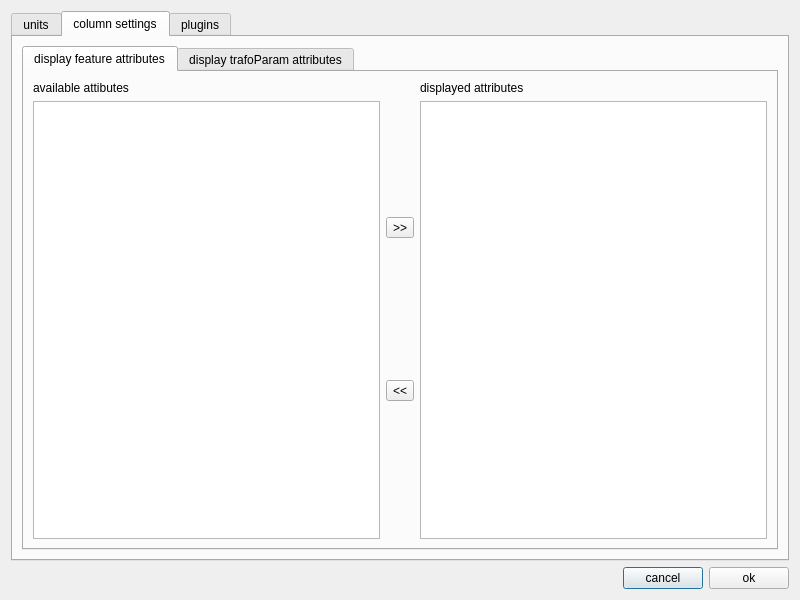
OpenIndy/OpenIndy, file ui/settingsdialog.ui: the form before one commit.
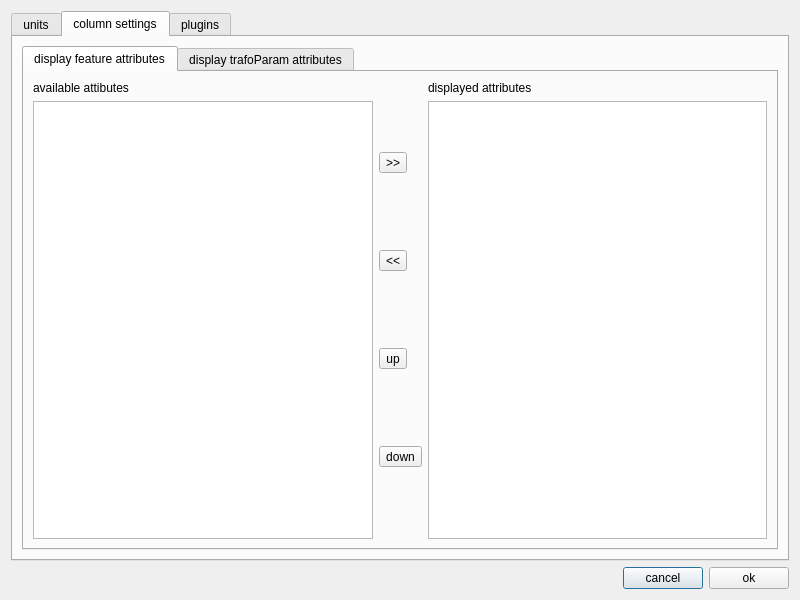
The form after the commit. The open tabs and pages were chosen to show the change. Icons and pictures are not drawn.

```diff
--- a/ui/settingsdialog.ui
+++ b/ui/settingsdialog.ui
@@ -181,6 +181,20 @@
                  </property>
                 </widget>
                </item>
+               <item>
+                <widget class="QToolButton" name="toolButton_up">
+                 <property name="text">
+                  <string>up</string>
+                 </property>
+                </widget>
+               </item>
+               <item>
+                <widget class="QToolButton" name="toolButton_down">
+                 <property name="text">
+                  <string>down</string>
+                 </property>
+                </widget>
+               </item>
               </layout>
              </item>
              <item>
```
Left out of the diff: 2 changed lines with no effect on the pictures.
